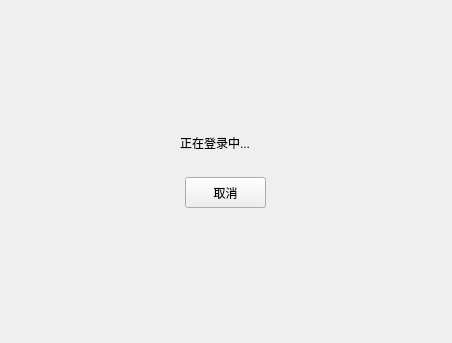
First picture: the form in qdlglogin.ui, repository WangQuanLiu/WeCloud, before the edit.
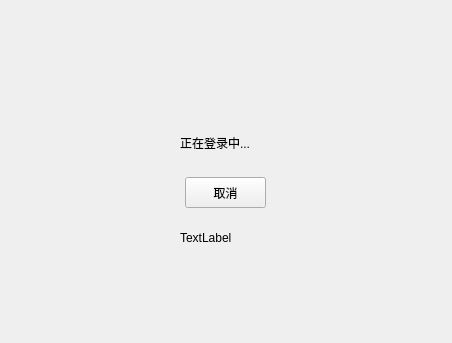
Second picture: the form after the edit.

Patch:
```diff
--- a/qdlglogin.ui
+++ b/qdlglogin.ui
@@ -217,6 +217,19 @@
          <string>取消</string>
         </property>
        </widget>
+       <widget class="QLabel" name="label">
+        <property name="geometry">
+         <rect>
+          <x>170</x>
+          <y>110</y>
+          <width>91</width>
+          <height>31</height>
+         </rect>
+        </property>
+        <property name="text">
+         <string>TextLabel</string>
+        </property>
+       </widget>
       </widget>
      </widget>
     </item>
```
